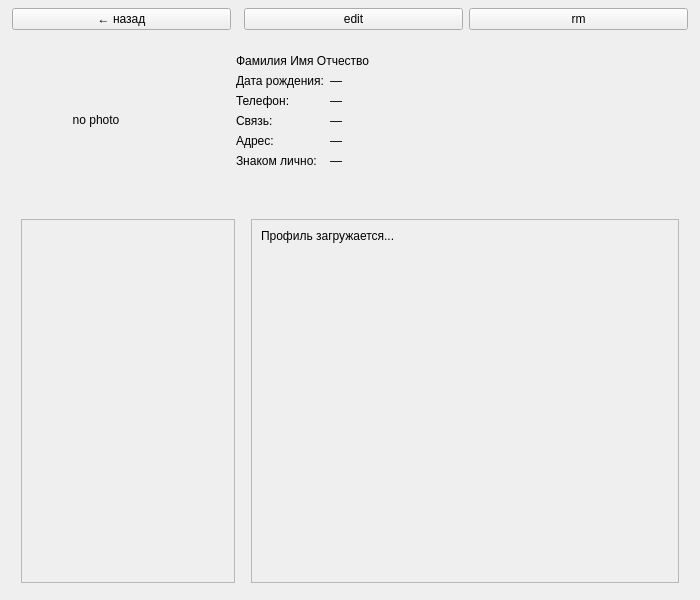
Above: Lyudishki/forms/person_detail.ui from provincialcxz/TheHumans before the change. Below: the same form after it.
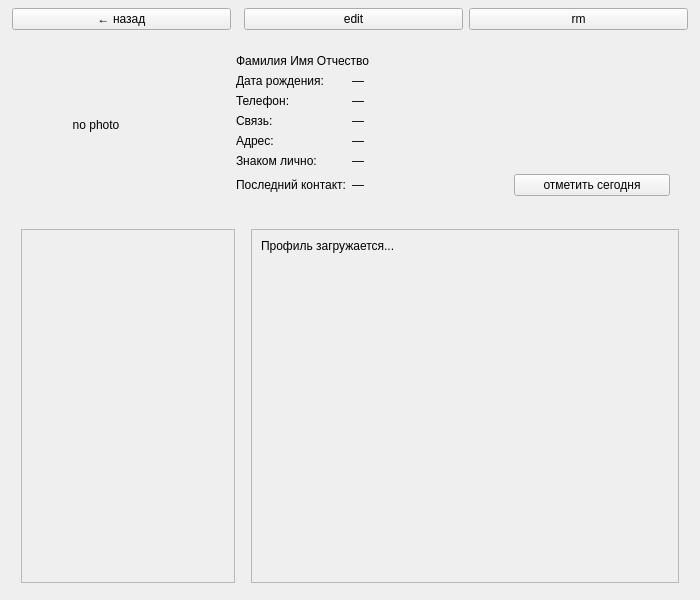
That is the form after the change.

Commit message: feat: added last contact date tracker with mark-as-contacted button

Diff of the .ui file:
```diff
--- a/Lyudishki/forms/person_detail.ui
+++ b/Lyudishki/forms/person_detail.ui
@@ -144,6 +144,31 @@
            <property name="text"><string>—</string></property>
           </widget>
          </item>
+         <item row="6" column="0">
+          <widget class="QLabel" name="lblLastContact">
+           <property name="text"><string>Последний контакт:</string></property>
+          </widget>
+         </item>
+         <item row="6" column="1">
+          <widget class="QWidget" name="lastContactValueWidget">
+           <layout class="QHBoxLayout" name="lastContactValueLayout">
+            <property name="leftMargin"><number>0</number></property>
+            <property name="topMargin"><number>0</number></property>
+            <property name="rightMargin"><number>0</number></property>
+            <property name="bottomMargin"><number>0</number></property>
+            <item>
+             <widget class="QLabel" name="valLastContact">
+              <property name="text"><string>—</string></property>
+             </widget>
+            </item>
+            <item>
+             <widget class="QPushButton" name="markContactedButton">
+              <property name="text"><string>отметить сегодня</string></property>
+             </widget>
+            </item>
+           </layout>
+          </widget>
+         </item>
         </layout>
        </widget>
       </item>
```
The commit also changes 11 other files.
